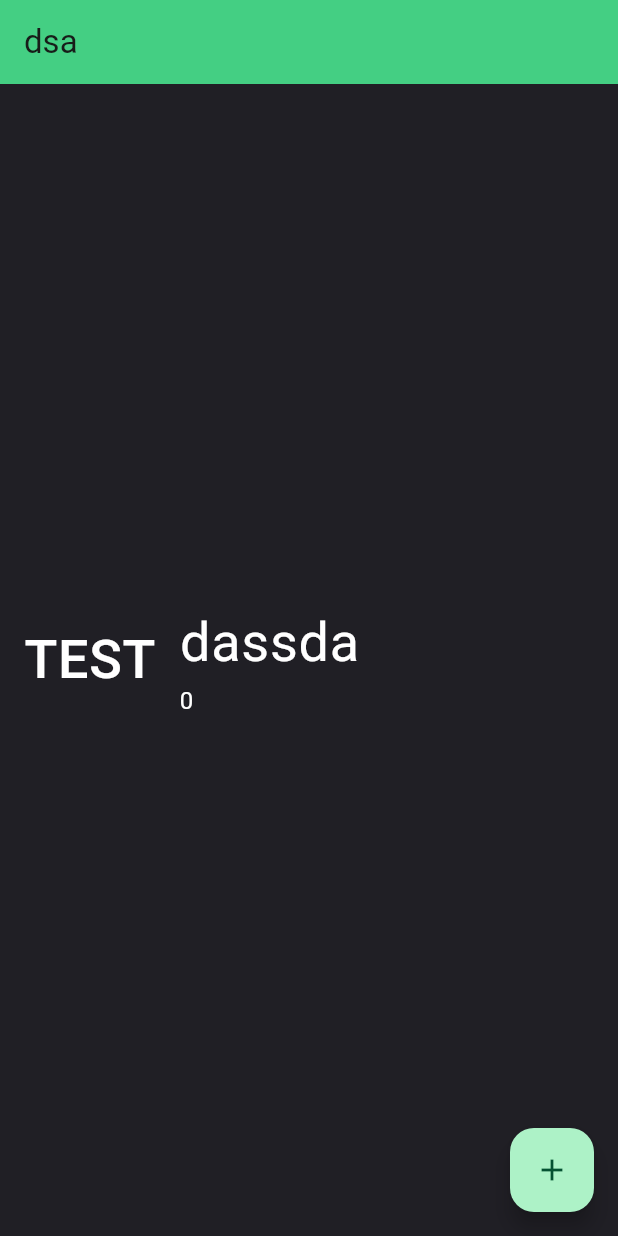
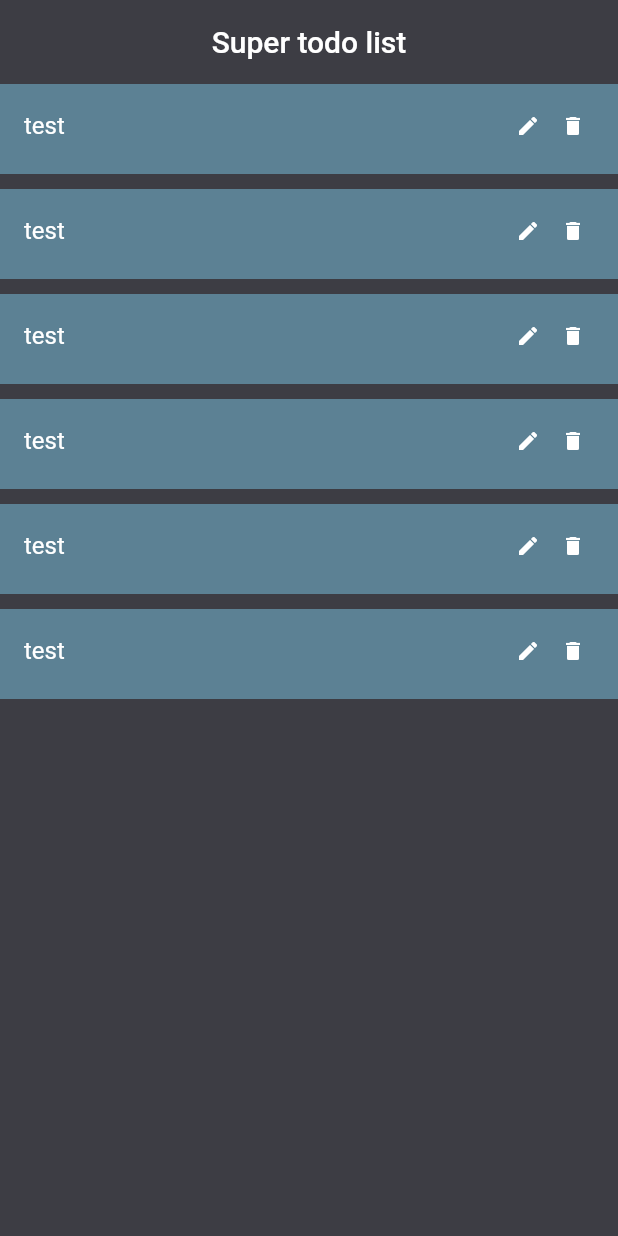
Before and after one commit to VladKnyaz/todoInFlutter, a Flutter app: the screen it shows after launch, on a phone screen of 412 x 824 dp. Run offline on Flutter 3.47's test engine with Material 2 defaults, Android fonts, the phone set to English and light mode, and no system bars.

Commit message:
update todo

```diff
--- a/lib/main.dart
+++ b/lib/main.dart
@@ -1,71 +1,111 @@
+import 'dart:ui';
+
 import 'package:flutter/material.dart';
 
 void main() {
-  runApp(const MyApp());
+  runApp(const MaterialApp(
+    title: "Todo List",
+    home: AppWidget(),
+  ));
 }
 
-class MyApp extends StatelessWidget {
-  const MyApp({super.key});
+class AppWidget extends StatelessWidget {
+  const AppWidget({super.key});
 
-  // This widget is the root of your application.
   @override
   Widget build(BuildContext context) {
-    return MaterialApp(
-      title: 'Flutter FSDFKHJASDFHJADSHJK',
-      theme: ThemeData(
-          colorScheme: ColorScheme.fromSeed(
-              seedColor: const Color.fromARGB(255, 135, 255, 189)),
-          primaryColor: const Color.fromARGB(255, 67, 156, 129),
-          scaffoldBackgroundColor: const Color.fromARGB(255, 32, 31, 37),
-          useMaterial3: true,
-          textTheme: const TextTheme()),
-      home: const MyHomePage(title: "dsa"),
+    return Scaffold(
+      appBar: AppBar(
+        centerTitle: true,
+        title: const Text("Super todo list"),
+        backgroundColor: const Color.fromRGBO(61, 61, 68, 1),
+        elevation: 0,
+      ),
+      backgroundColor: const Color.fromRGBO(61, 61, 68, 1),
+      body: ListView.builder(
+        itemCount: 6,
+        itemBuilder: (BuildContext context, int index) {
+          return ItemWidget(key: super.key, itemname: "dasdsas");
+        },
+      ),
     );
   }
 }
 
-class MyHomePage extends StatefulWidget {
-  const MyHomePage({super.key, required this.title});
+// class _AppWidgetState
 
-  final String title;
+class ItemWidget extends StatelessWidget {
+  String itemname = "";
 
-  @override
-  State<MyHomePage> createState() => _MyHomePageState();
-}
-
-class _MyHomePageState extends State<MyHomePage> {
-  int _counter = 0;
-
-  void _incrementCounter() {
-    setState(() {
-      _counter++;
-    });
-    print("dsadsdas");
-  }
+  ItemWidget({super.key, required this.itemname});
 
   @override
   Widget build(BuildContext context) {
-    TextStyle dass() => TextStyle(color: Colors.white, fontSize: 36);
-
-    return Scaffold(
-      appBar: AppBar(
-        backgroundColor: const Color.fromARGB(255, 68, 207, 131),
-        title: Text(widget.title),
+    return Container(
+      margin: const EdgeInsets.only(bottom: 10),
+      height: 60,
+      // decoration: const BoxDecoration(color: Color(0xff6d86dcff)),
+      child: ListTile(
+        tileColor: const Color(0xff6d86dcff),
+        title: const Text("test", style: TextStyle(color: Colors.white)),
+        trailing: Container(
+          width: 60,
+          child: Row(
+            children: [
+              SizedBox(
+                width: 30,
+                height: 35,
+                child: TextButton(
+                    onPressed: () => {
+                          showDialog(
+                              context: context,
+                              builder: (context) {
+                                return SimpleDialog(
+                                  title: const Text("Ред.",
+                                      style: TextStyle(color: Colors.lime)),
+                                  children: [
+                                    Container(
+                                      margin: const EdgeInsets.all(26),
+                                      width: 150,
+                                      child: TextField(
+                                          onChanged: (v) => print(v),
+                                          decoration: const InputDecoration(
+                                            labelText: 'Введите текст',
+                                            border: OutlineInputBorder(),
+                                          )),
+                                    ),
+                                    TextButton(
+                                        onPressed: () {
+                                          print("hello");
+                                        },
+                                        child: const Text("Изменить",
+                                            style:
+                                                TextStyle(color: Colors.lime)))
+                                  ],
+                                );
+                              })
+                        },
+                    child: const Icon(
+                      Icons.edit,
+                      size: 16,
+                      color: Colors.white,
+                    )),
+              ),
+              SizedBox(
+                width: 30,
+                height: 35,
+                child: TextButton(
+                    onPressed: () => {print("54qew")},
+                    child: const Icon(
+                      Icons.delete,
+                      size: 16,
+                      color: Colors.white,
+                    )),
+              )
+            ],
+          ),
+        ),
       ),
-      body: Center(
-          child: ListTile(
-        leading: const Text("TEST",
-            style: TextStyle(color: Colors.white, fontSize: 36)),
-        title: const Text("dassda",
-            style: TextStyle(color: Colors.white, fontSize: 36)),
-        subtitle: Text('$_counter',
-            style: const TextStyle(color: Colors.white, fontSize: 16)),
-      )),
-      floatingActionButton: FloatingActionButton(
-        onPressed: _incrementCounter,
-        tooltip: 'Increment',
-        child: const Icon(Icons.add),
-      ), // This trailing comma makes auto-formatting nicer for build methods.
     );
   }
 }
--- /dev/null
+++ b/lib/todo/main.dart
@@ -0,0 +1,28 @@
+import 'dart:ui';
+
+import 'package:flutter/material.dart';
+
+void main() {
+  runApp(const MaterialApp(
+    title: "Todo List",
+    home: AppWidget(),
+  ));
+}
+
+class AppWidget extends StatelessWidget {
+  const AppWidget({super.key});
+
+  @override
+  Widget build(BuildContext context) {
+    return Scaffold(
+      appBar: AppBar(
+        centerTitle: true,
+        title: const Text("Super todo list"),
+        backgroundColor: const Color.fromRGBO(61, 61, 68, 1),
+        elevation: 0,
+      ),
+    );
+  }
+}
+
+// export 'package:todoflutter/todo/main.dart';
--- a/pubspec.yaml
+++ b/pubspec.yaml
@@ -59,9 +59,8 @@ flutter:
   uses-material-design: true
 
   # To add assets to your application, add an assets section, like this:
-  # assets:
-  #   - images/a_dot_burr.jpeg
-  #   - images/a_dot_ham.jpeg
+  assets:
+    - img/
 
   # An image asset can refer to one or more resolution-specific "variants", see
   # https://flutter.dev/assets-and-images/#resolution-aware
```
Also changed, not shown: lib/todo/todo.controller.dart (added), lib/todo/todo.repository.dart (added), lib/todo/todo.service.dart (added), 1 other file.
